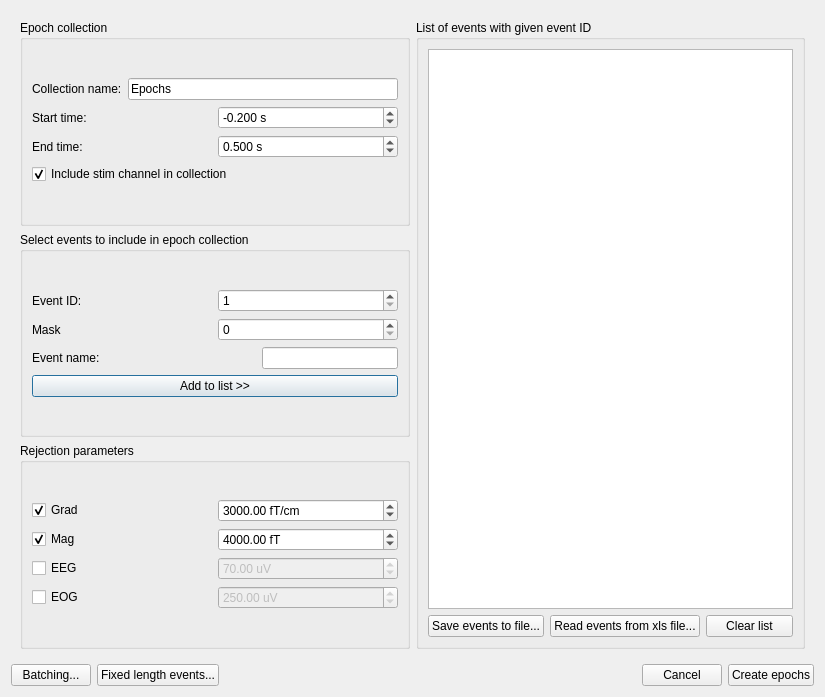
The window that meggie_batch/ui/qt4Designer_ui_files/eventSelectionDialog.ui (cibr-jyu/meggie) describes before a commit, drawn with Qt 5.
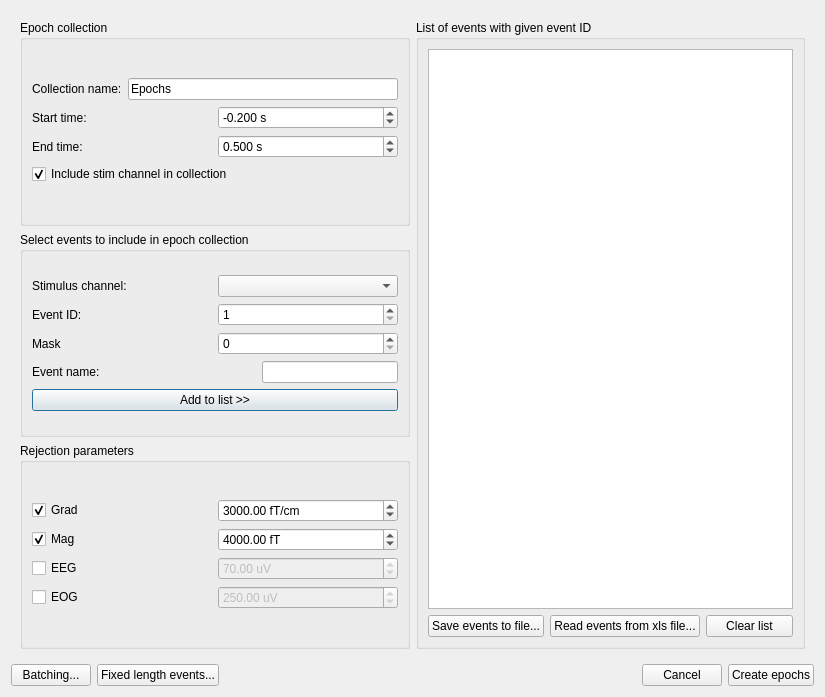
The same window after the commit.

Commit message: Stim channel selection.

```diff
--- a/meggie_batch/ui/qt4Designer_ui_files/eventSelectionDialog.ui
+++ b/meggie_batch/ui/qt4Designer_ui_files/eventSelectionDialog.ui
@@ -34,7 +34,7 @@
         <x>0</x>
         <y>0</y>
         <width>807</width>
-        <height>640</height>
+        <height>644</height>
        </rect>
       </property>
       <property name="minimumSize">
@@ -58,6 +58,20 @@
                <layout class="QGridLayout" name="gridLayout_5">
                 <item row="0" column="0">
                  <layout class="QVBoxLayout" name="verticalLayout_4">
+                  <item>
+                   <layout class="QHBoxLayout" name="horizontalLayout_11">
+                    <item>
+                     <widget class="QLabel" name="labelStimChannel">
+                      <property name="text">
+                       <string>Stimulus channel:</string>
+                      </property>
+                     </widget>
+                    </item>
+                    <item>
+                     <widget class="QComboBox" name="comboBoxStimChannel"/>
+                    </item>
+                   </layout>
+                  </item>
                   <item>
                    <layout class="QHBoxLayout" name="horizontalLayout_7">
                     <item>
```
The commit also changes 2 other files.
